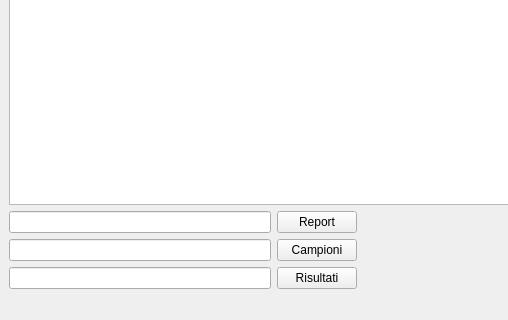
Old version of the form aspectcsadjust.ui in the repository matteomattei/AspectCsAdjust; both pictures show x 0 to 508 and y 280 to 600 of the 800 by 600 pixel window.
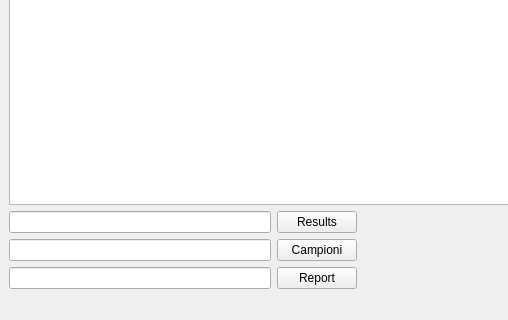
New version of the form.

Commit message:
- Wrote sample file parsing - Partially wrote data processing - Added some error checking and detection of invalid input format - Parametrized some constants - Undid change of .csv to .alv filter for samples file - Fixed name inversion between "report" and "result"
TODO:
- probably change result file parser to account for free-text at the beginning and ';' as separator (see whether Matteo knows which format is the right one)

```diff
--- a/aspectcsadjust.ui
+++ b/aspectcsadjust.ui
@@ -27,12 +27,12 @@
           <item>
            <layout class="QHBoxLayout" name="horizontalLayout_3">
             <item>
-             <widget class="QLineEdit" name="editReport"/>
+             <widget class="QLineEdit" name="editResult"/>
             </item>
             <item>
-             <widget class="QPushButton" name="buttonReport">
+             <widget class="QPushButton" name="buttonResult">
               <property name="text">
-               <string>Report</string>
+               <string>Results</string>
               </property>
              </widget>
             </item>
@@ -55,12 +55,12 @@
           <item>
            <layout class="QHBoxLayout" name="horizontalLayout_2">
             <item>
-             <widget class="QLineEdit" name="editResult"/>
+             <widget class="QLineEdit" name="editReport"/>
             </item>
             <item>
-             <widget class="QPushButton" name="buttonResult">
+             <widget class="QPushButton" name="buttonReport">
               <property name="text">
-               <string>Risultati</string>
+               <string>Report</string>
               </property>
              </widget>
             </item>
```
The commit also changes 3 other files.
